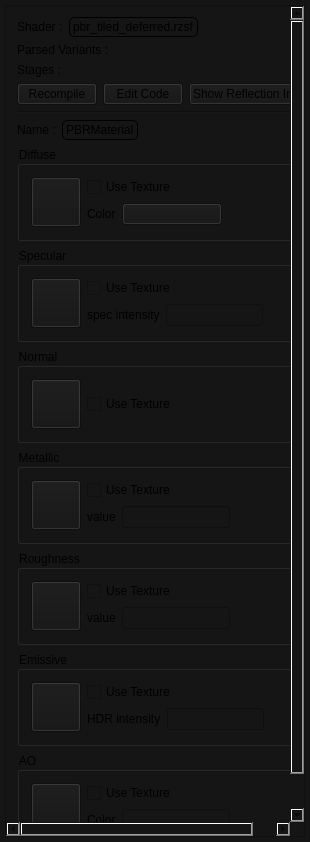
The window that Editor/src/UI/Windows/RZEMaterialEditor.ui (Pikachuxxxx/Razix) describes before a commit, drawn with Qt 5.
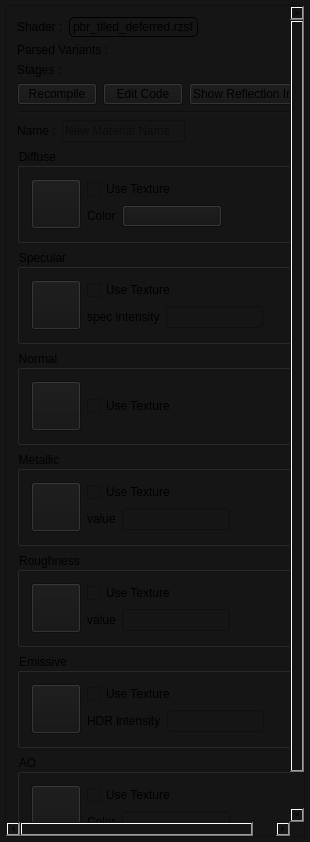
The same window after the commit.

Commit message: Added PBR balls and Textures Test Scenes; Improved material serialzation workflow from editor;

What changed in the file:
```diff
--- a/Editor/src/UI/Windows/RZEMaterialEditor.ui
+++ b/Editor/src/UI/Windows/RZEMaterialEditor.ui
@@ -157,23 +157,41 @@
        </item>
        <item>
         <layout class="QHBoxLayout" name="horizontalLayout_3">
+         <property name="sizeConstraint">
+          <enum>QLayout::SetFixedSize</enum>
+         </property>
          <item>
           <widget class="QLabel" name="label_4">
+           <property name="sizePolicy">
+            <sizepolicy hsizetype="Preferred" vsizetype="Fixed">
+             <horstretch>0</horstretch>
+             <verstretch>0</verstretch>
+            </sizepolicy>
+           </property>
+           <property name="maximumSize">
+            <size>
+             <width>16777215</width>
+             <height>50</height>
+            </size>
+           </property>
            <property name="text">
             <string>Name :</string>
            </property>
           </widget>
          </item>
          <item>
-          <widget class="QLabel" name="materialNameLbl">
-           <property name="styleSheet">
-            <string notr="true">border-color: rgb(147, 147, 147);
-border:1px;
-border-radius:5;
-border-style:solid;</string>
+          <widget class="QLineEdit" name="materialName">
+           <property name="maximumSize">
+            <size>
+             <width>16777215</width>
+             <height>50</height>
+            </size>
            </property>
-           <property name="text">
-            <string>PBRMaterial</string>
+           <property name="frame">
+            <bool>true</bool>
+           </property>
+           <property name="placeholderText">
+            <string>New Material Name</string>
            </property>
           </widget>
          </item>
@@ -197,6 +215,9 @@
          <property name="title">
           <string>Diffuse</string>
          </property>
+         <property name="flat">
+          <bool>false</bool>
+         </property>
          <layout class="QHBoxLayout" name="horizontalLayout_5">
           <item>
            <widget class="QPushButton" name="diffuseTexture">
```
The commit also changes 118 other files.
